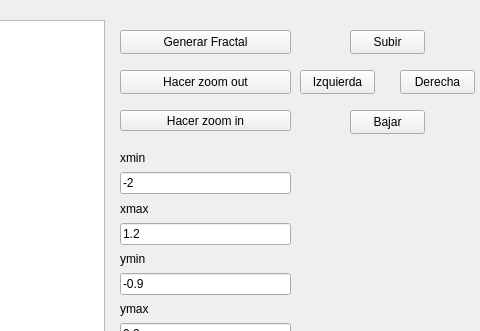
This is MandelbrotGUI.ui in Gonzml1/Boundary as Qt 5 draws it before an edit; both pictures show x 670 to 1150 and y 0 to 331 of the 1150 by 600 pixel window. The edited form follows.
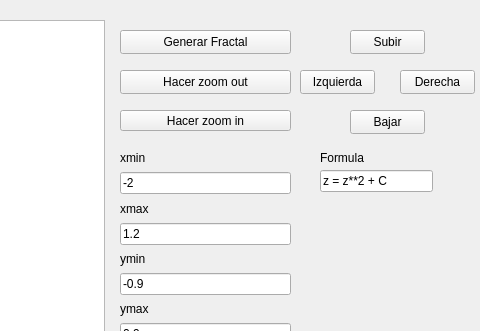
This is the edited form. Icons and pictures are not drawn.

Commit message: Entrada de formulas

```diff
--- a/MandelbrotGUI.ui
+++ b/MandelbrotGUI.ui
@@ -229,6 +229,32 @@
      <string>Bajar</string>
     </property>
    </widget>
+   <widget class="QLineEdit" name="formula_entrada">
+    <property name="geometry">
+     <rect>
+      <x>990</x>
+      <y>170</y>
+      <width>113</width>
+      <height>22</height>
+     </rect>
+    </property>
+    <property name="text">
+     <string>z = z**2 + C</string>
+    </property>
+   </widget>
+   <widget class="QLabel" name="formula_label">
+    <property name="geometry">
+     <rect>
+      <x>990</x>
+      <y>150</y>
+      <width>71</width>
+      <height>16</height>
+     </rect>
+    </property>
+    <property name="text">
+     <string>Formula</string>
+    </property>
+   </widget>
   </widget>
   <widget class="QMenuBar" name="menubar">
    <property name="geometry">
```
The commit also changes 7 other files.
